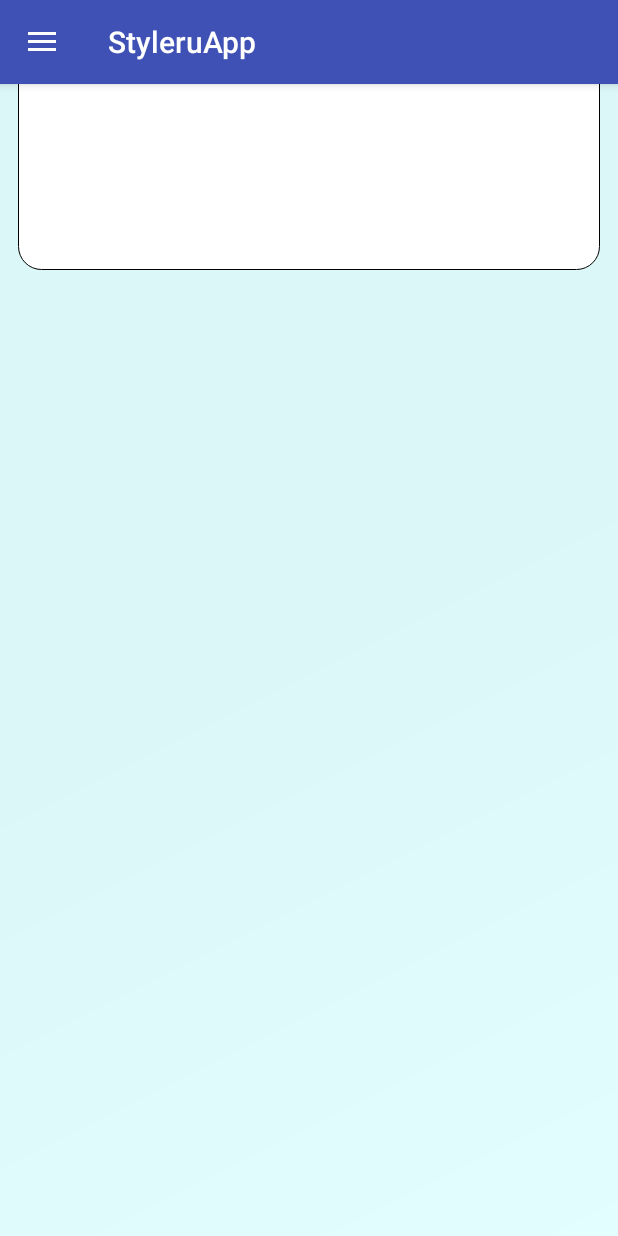
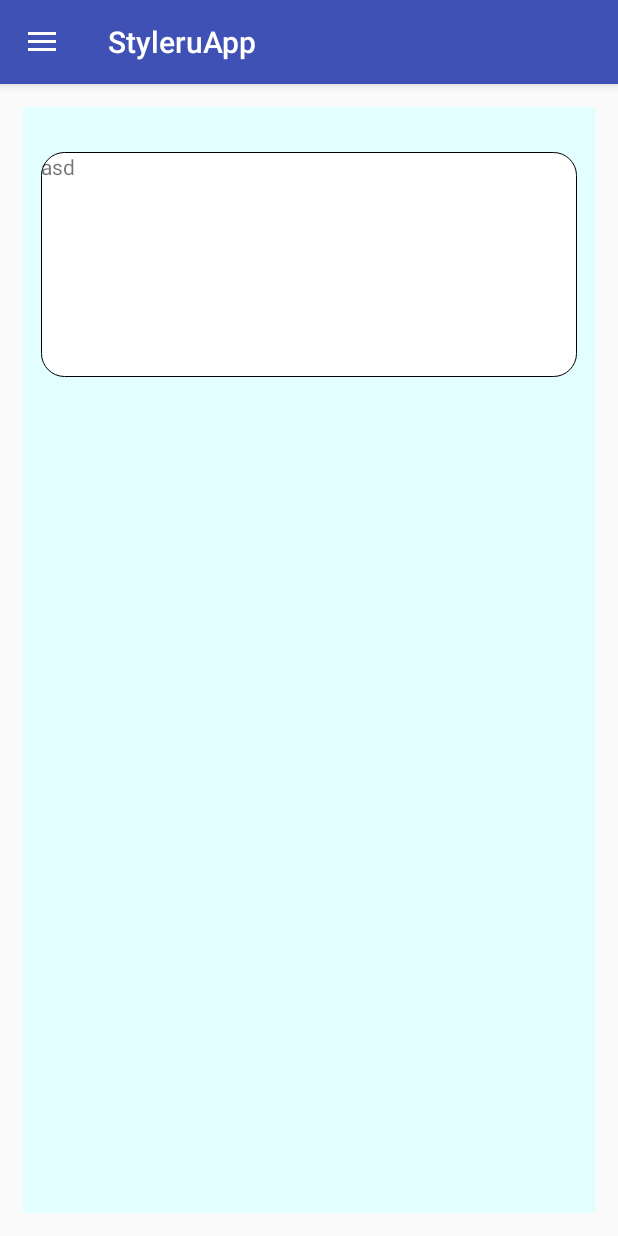
Before and after one commit to Tetawex/StyleruApp, an Android app: the screen it shows after launch (MainActivity), in the side drawer, after a tap on "Направления", on a phone screen of 412 x 824 dp. Run offline under Robolectric (Android 15) with nearby library versions, the phone set to English and light mode, and no system bars; 1 statement that could not run was skipped.

Commit message:
Реализация фрагментов

```diff
--- a/app/src/main/res/layout/activity_main.xml
+++ b/app/src/main/res/layout/activity_main.xml
@@ -7,16 +7,12 @@
     android:layout_height="match_parent"
     android:fitsSystemWindows="true"
     tools:openDrawer="start">
-        <include
+
+    <include
         layout="@layout/app_bar_main"
         android:layout_width="match_parent"
         android:layout_height="match_parent" />
 
-         <FrameLayout
-           android:layout_width="match_parent"
-           android:layout_height="wrap_content"
-            android:id="@+id/container"><!--Refactor ASAP-->
-        </FrameLayout>
     <android.support.design.widget.NavigationView
         android:id="@+id/nav_view"
         android:layout_width="wrap_content"
--- a/app/src/main/res/layout/app_bar_main.xml
+++ b/app/src/main/res/layout/app_bar_main.xml
@@ -23,6 +23,4 @@
 
     <include layout="@layout/content_main" />
 
-
-
 </android.support.design.widget.CoordinatorLayout>
--- a/app/src/main/res/layout/content_main.xml
+++ b/app/src/main/res/layout/content_main.xml
@@ -1,19 +1,22 @@
 <?xml version="1.0" encoding="utf-8"?>
-<FrameLayout xmlns:android="http://schemas.android.com/apk/res/android"
+<RelativeLayout xmlns:android="http://schemas.android.com/apk/res/android"
     xmlns:app="http://schemas.android.com/apk/res-auto"
+    xmlns:tools="http://schemas.android.com/tools"
+    android:id="@+id/content_main"
     android:layout_width="match_parent"
     android:layout_height="match_parent"
-    android:background="@drawable/side_nav_bar"
-    android:gravity="bottom"
-    android:orientation="vertical"
-    android:paddingBottom="0dp"
-    android:paddingLeft="0dp"
-    android:paddingRight="0dp"
-    android:paddingTop="0dp"
-    android:theme="@style/ThemeOverlay.AppCompat.Dark"
+    android:paddingBottom="@dimen/activity_vertical_margin"
+    android:paddingLeft="@dimen/activity_horizontal_margin"
+    android:paddingRight="@dimen/activity_horizontal_margin"
+    android:paddingTop="@dimen/activity_vertical_margin"
+    app:layout_behavior="@string/appbar_scrolling_view_behavior"
+    tools:context="org.styleru.styleruapp.MainActivity"
+    tools:showIn="@layout/app_bar_main">
+<FrameLayout
+    android:layout_width="match_parent"
+    android:layout_height="match_parent"
     android:id="@+id/container">
 
+</FrameLayout>
 
-
-
-</FrameLayout>
+</RelativeLayout>
--- a/app/src/main/res/values/styles.xml
+++ b/app/src/main/res/values/styles.xml
@@ -1,7 +1,7 @@
 <resources>
 
     <!-- Base application theme. -->
-    <style name="AppTheme" parent="Theme.AppCompat.Light.NoActionBar">
+    <style name="AppTheme" parent="Theme.AppCompat.Light.DarkActionBar">
         <!-- Customize your theme here. -->
         <item name="colorPrimary">@color/colorPrimary</item>
         <item name="colorPrimaryDark">@color/colorPrimaryDark</item>
```
